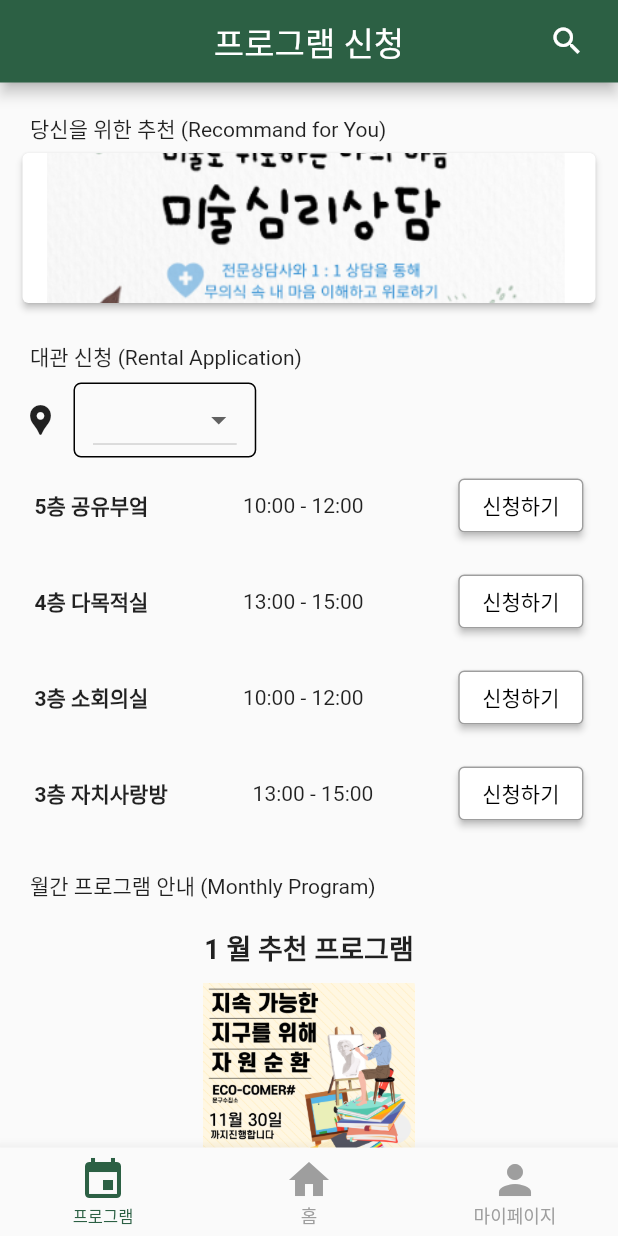
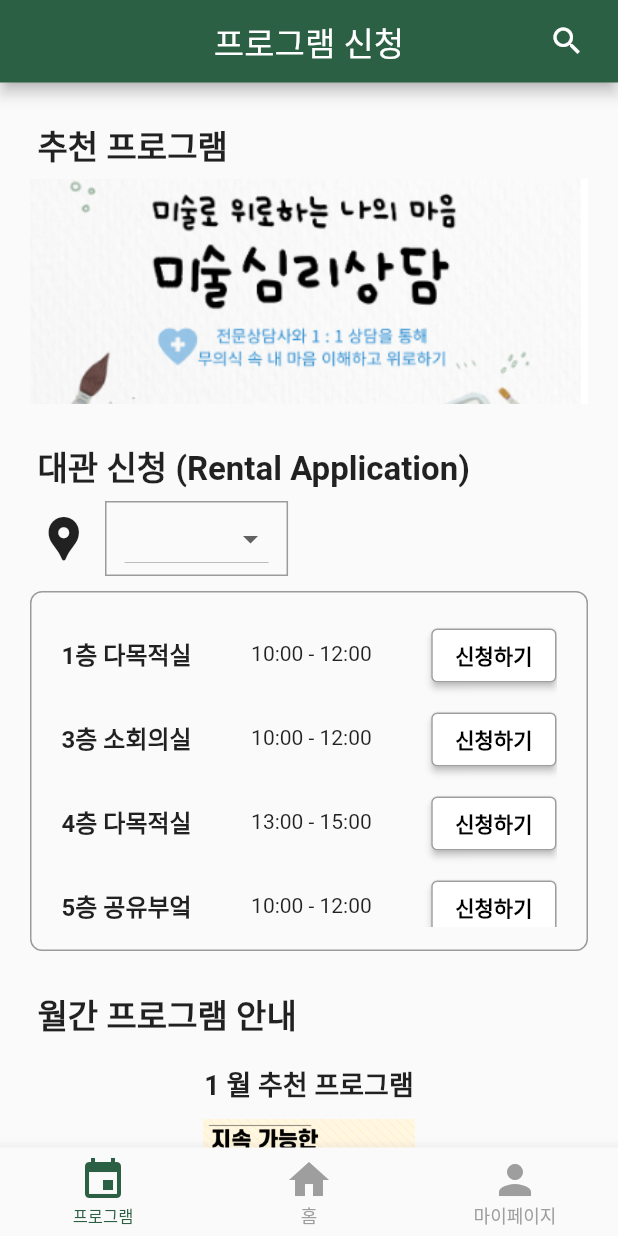
Before and after one commit to hyundo0328/DongguBat, a Flutter app: the rentPage screen opened directly, after a tap on "대관 신청하기", on a phone screen of 412 x 824 dp. Run offline on Flutter 3.47's test engine with Material 2 defaults, Android fonts, the light colour scheme and no system bars; drawn by our look-alikes of carousel_slider; our stand-ins replace geolocator.

Commit message:
프로그램 신청 페이지 디자인 수정

```diff
--- a/lib/screens/program_rent.dart
+++ b/lib/screens/program_rent.dart
@@ -73,20 +73,19 @@ class _ProgramApplyState extends State<ProgramApply> {
       'location': '추천.png',
       'url': 'https://sd1in.net/product/personal-consultation',
       'text':
-          '내담자는 미술치료에서의 공감으로 자기대상과의 관계에서 형성된 다양한 사고와 감정, 욕구를 자유롭게 표현할 수 있으며, 자기대상이 자신의 인생에 미친 영향을 탐색할 수 있게 됩니다. 치료자와 미술이라는 환경 속에서 내담자는 창조적이면서 공감적인 삶을 경험하게 되고, 자기의 발달과 회복이 촉진되는 것입니다.'
+          "내담자는 미술치료에서의 공감으로 자기대상과의 관계에서 형성된 다양한 사고와 감정, 욕구를 자유롭게 표현할 수 있으며, 자기대상이 자신의 인생에 미친 영향을 탐색할 수 있게 됩니다."
+          "\n 치료자와 미술이라는 환경 속에서 내담자는 창조적이면서 공감적인 삶을 경험하게 되고, 자기의 발달과 회복이 촉진되는 것입니다."
     }
   ];
 
   List<Map<String, String>> rent = [
+    {'name': '1층 다목적실', 'time': '10:00 - 12:00', 'location': '성동구 동1'},
+    {'name': '3층 소회의실', 'time': '10:00 - 12:00', 'location': '성동구 동1'},
+    {'name': '4층 다목적실', 'time': '13:00 - 15:00', 'location': '성동구 동1'},
     {'name': '5층 공유부엌', 'time': '10:00 - 12:00', 'location': '성동구 동1'},
-    {'name': '4층 다목적실', 'time': '13:00 - 15:00', 'location': '성동구 동1'},
-    {'name': '3층 소회의실', 'time': '10:00 - 12:00', 'location': '성동구 동1'},
+    {'name': '3층 작은도서관', 'time': '10:00 - 12:00', 'location': '성동구 동2'},
     {'name': '3층 자치사랑방', 'time': '13:00 - 15:00', 'location': '성동구 동2'},
     {'name': '5층 공유부엌', 'time': '10:00 - 12:00', 'location': '성동구 동2'},
-    {'name': '3층 작은도서관', 'time': '10:00 - 12:00', 'location': '성동구 동2'},
-    {'name': '1층 다목적실', 'time': '10:00 - 12:00', 'location': '성동구 동1'},
-    {'name': '5층 공유부엌', 'time': '10:00 - 12:00', 'location': '성동구 동1'},
-    {'name': '5층 공유부엌', 'time': '10:00 - 12:00', 'location': '성동구 동1'},
   ];
 
   List<String> locations = ['성동구 동1', '성동구 동2', '성동구 동3'];
@@ -104,7 +103,7 @@ class _ProgramApplyState extends State<ProgramApply> {
         ),
         body: SingleChildScrollView(
           child: Padding(
-            padding: EdgeInsetsDirectional.fromSTEB(15, 15, 15, 15),
+            padding: EdgeInsetsDirectional.all(20),
             child: Column(
               mainAxisSize: MainAxisSize.max,
               children: [
@@ -114,31 +113,40 @@ class _ProgramApplyState extends State<ProgramApply> {
                   child: Padding(
                     padding: EdgeInsetsDirectional.fromSTEB(5, 5, 0, 6),
                     child: Text(
-                      '당신을 위한 추천 (Recommand for You)',
+                      '추천 프로그램',
                       textAlign: TextAlign.start,
+                      style: TextStyle(
+                        fontSize: 22,
+                        fontWeight: FontWeight.bold,
                       ),
                     ),
                   ),
-                //추천 하려고 하는 프로그램 띄우기 위한 container
-                ElevatedButton(
-                  style: ElevatedButton.styleFrom(primary: Colors.white),
-                  onPressed: () {
+                ),
+                // 추천할 프로그램의 설명 팝업화면
+                InkWell(
+                  onTap: () {
                     showDialog(
                       context: context,
                       builder: (BuildContext context) {
                         return AlertDialog(
-                          title: Text("프로그램 신청"),
+                          title: Text(
+                            "프로그램 안내",
+                            style: TextStyle(
+                                fontSize: 22, fontWeight: FontWeight.bold),
+                          ),
                           content: Column(
                             mainAxisSize: MainAxisSize.min,
                             children: [
                               Image.asset(
                                 'assets/${recommended[0]['location']}',
                                 fit: BoxFit.contain,
-                                height: 200,
+                                height: 250,
                               ),
-                              SizedBox(height: 20),
-                              Text('${recommended[0]['text']}'),
-                              SizedBox(height: 20),
+                              Padding(
+                                padding:
+                                    const EdgeInsets.fromLTRB(15, 25, 15, 25),
+                                child: Text('${recommended[0]['text']}'),
+                              ),
                               ElevatedButton(
                                 onPressed: () async {
                                   String? url = recommended[0]['url'];
@@ -149,8 +157,14 @@ class _ProgramApplyState extends State<ProgramApply> {
                                 style: ElevatedButton.styleFrom(
                                   primary:
                                       const Color.fromARGB(255, 44, 96, 68),
+                                  fixedSize: Size(150, 40),
                                 ),
-                                child: Text("접수 바로가기"),
+                                child: Text(
+                                  "접수 바로가기",
+                                  style: TextStyle(
+                                      fontSize: 17,
+                                      fontWeight: FontWeight.bold),
+                                ),
                               ),
                             ],
                           ),
@@ -161,10 +175,12 @@ class _ProgramApplyState extends State<ProgramApply> {
                   child: Image.asset(
                     'assets/${recommended[0]['location']}',
                     fit: BoxFit.cover,
-                    width: 400,
-                    height: 100,
+                    width: MediaQuery.of(context).size.width,
+                    height: 150,
                   ),
                 ),
+
+                // 대관 신청
                 Align(
                   alignment: AlignmentDirectional(-1.00, 0.00),
                   child: Padding(
@@ -172,67 +188,60 @@ class _ProgramApplyState extends State<ProgramApply> {
                     child: Text(
                       '대관 신청 (Rental Application)',
                       textAlign: TextAlign.start,
+                      style: TextStyle(
+                        fontSize: 22,
+                        fontWeight: FontWeight.bold,
                       ),
                     ),
                   ),
-                Row(
+                ),
+                Padding(
+                  padding: const EdgeInsets.fromLTRB(5, 0, 5, 10),
+                  child: Row(
                     children: [
-                    Icon(Icons.location_pin),
+                      Icon(
+                        Icons.location_pin,
+                        size: 35,
+                      ),
                       SizedBox(width: 10),
+                      // Container(padding: EdgeInsets.all(10), child: Text('위치')),
                       Container(
                         padding: EdgeInsets.symmetric(horizontal: 12),
                         decoration: BoxDecoration(
-                        border: Border.all(),
-                        borderRadius: BorderRadius.circular(5),
+                          border: Border.all(color: Colors.black38, width: 1.0),
+                          //borderRadius: BorderRadius.circular(8),
                         ),
                         child: DropdownButton<String>(
                           value: dropdownValue,
                           onChanged: (String? newValue) {
                             setState(() {
-                            dropdownValue = newValue;
-                            selectedLocation =
-                                newValue ?? ''; // null 체크 및 대체값 설정
+                              dropdownValue = newValue!;
+                              selectedLocation = newValue ?? '';
                             });
                           },
                           items: locations
                               .map<DropdownMenuItem<String>>((String value) {
                             return DropdownMenuItem<String>(
                               value: value,
-                            child: Text(value), // 위치 이름
+                              child: Text(
+                                value,
+                                style: TextStyle(fontWeight: FontWeight.bold),
+                              ),
                             );
                           }).toList(),
                         ),
                       ),
-                    //   Spacer(),
-                    //   Icon(Icons.house_outlined),
-                    //   SizedBox(width: 10),
-                    //   Container(
-                    //     padding: EdgeInsets.symmetric(horizontal: 12),
-                    //     decoration: BoxDecoration(
-                    //       border: Border.all(),
-                    //       borderRadius: BorderRadius.circular(5),
-                    //     ),
-                    //     child: DropdownButton<String>(
-                    //       value: dropdownValue,
-                    //       onChanged: (String? newValue) {
-                    //         setState(() {
-                    //           dropdownValue = newValue;
-                    //           selectedname = newValue ?? ''; // null 체크 및 대체값 설정
-                    //         });
-                    //       },
-                    //       items:
-                    //           name.map<DropdownMenuItem<String>>((String value) {
-                    //         return DropdownMenuItem<String>(
-                    //           value: value,
-                    //           child: Text(value), // 위치 이름
-                    //         );
-                    //       }).toList(),
-                    //     ),
-                    //   ),
                     ],
                   ),
+                ),
                 Container(
-                  height: 250,
+                  height: 240,
+                  decoration: BoxDecoration(
+                    border: Border.all(color: Colors.black38, width: 1.0),
+                    borderRadius: BorderRadius.circular(8),
+                  ),
+                  child: Padding(
+                    padding: const EdgeInsets.fromLTRB(20, 15, 20, 15),
                     child: ListView.builder(
                       scrollDirection: Axis.vertical,
                       itemCount: rent.length,
@@ -240,28 +249,40 @@ class _ProgramApplyState extends State<ProgramApply> {
                         if (selectedLocation.isEmpty ||
                             rent[index]['location'] == selectedLocation) {
                           return Padding(
-                          padding: const EdgeInsets.all(8.0),
+                            padding: const EdgeInsets.fromLTRB(0, 0, 0, 5),
                             child: Row(
                               children: [
                                 Expanded(
                                   child: Row(
                                     children: [
+                                      // 대관 장소
                                       Text(
                                         rent[index]['name'] ?? '대관 위치 이름 없음',
                                         style: TextStyle(
+                                          fontSize: 16,
                                           fontWeight: FontWeight.bold,
                                         ),
                                       ),
+                                      Divider(
+                                        thickness: 1,
+                                        color: Colors.black38,
+                                      ),
+                                      Spacer(), // 간격을 일정하게 설정하기 위해 Spacer 사용
 
-                                    Spacer(), // 간격을 일정하게 설정하기 위해 Spacer 사용
+                                      // 대관 시간
                                       Text(
-                                      '${rent[index]['time']}', // 대관 시간
+                                        '${rent[index]['time']}',
+                                        style: TextStyle(fontSize: 14),
                                       ),
                                       Spacer(), // 간격을 일정하게 설정하기 위해 Spacer 사용
                                     ],
                                   ),
                                 ),
-                              ElevatedButton(
+
+                                // 신청하기 버튼
+                                Padding(
+                                  padding: const EdgeInsets.only(top: 3),
+                                  child: ElevatedButton(
                                     onPressed: () {
                                       Navigator.push(
                                         context,
@@ -276,54 +297,21 @@ class _ProgramApplyState extends State<ProgramApply> {
                                       onPrimary: Colors.black,
                                       side: BorderSide(color: Colors.grey),
                                     ),
-                                child: Text('신청하기'),
+                                    child: Text(
+                                      '신청하기',
+                                      style: TextStyle(
+                                          fontWeight: FontWeight.bold),
+                                    ),
+                                  ),
                                 ),
                               ],
                             ),
                           );
-                        // } else if (selectedname.isEmpty ||
-                        //     rent[index]['name']!.contains(selectedname)) {
-                        //   return Padding(
-                        //     padding: const EdgeInsets.all(8.0),
-                        //     child: Row(
-                        //       children: [
-                        //         Expanded(
-                        //           child: Row(
-                        //             children: [
-                        //               Text(
-                        //                 rent[index]['name'] ?? '대관 위치 이름 없음',
-                        //                 style: TextStyle(
-                        //                   fontWeight: FontWeight.bold,
-                        //                 ),
-                        //               ),
-
-                        //               Spacer(), // 간격을 일정하게 설정하기 위해 Spacer 사용
-                        //               Text(
-                        //                 '${rent[index]['time']}', // 대관 시간
-                        //               ),
-                        //               Spacer(), // 간격을 일정하게 설정하기 위해 Spacer 사용
-                        //             ],
-                        //           ),
-                        //         ),
-                        //         ElevatedButton(
-                        //           onPressed: () {
-                        //             launch(
-                        //                 'https://sd1in.net/program/application-for-rental');
-                        //           },
-                        //           style: ElevatedButton.styleFrom(
-                        //             primary: Colors.white,
-                        //             onPrimary: Colors.black,
-                        //             side: BorderSide(color: Colors.grey),
-                        //           ),
-                        //           child: Text('신청하기'),
-                        //         ),
-                        //       ],
-                        //     ),
-                        //   );
                         } else {
                           return SizedBox.shrink();
                         }
                       },
+                    ),
                   ),
                 ),
 
@@ -332,8 +320,10 @@ class _ProgramApplyState extends State<ProgramApply> {
                   child: Padding(
                     padding: EdgeInsetsDirectional.fromSTEB(5, 25, 0, 7),
                     child: Text(
-                      '월간 프로그램 안내 (Monthly Program)',
+                      '월간 프로그램 안내',
                       textAlign: TextAlign.start,
+                      style:
+                          TextStyle(fontSize: 22, fontWeight: FontWeight.bold),
                     ),
                   ),
                 ),
```
Lines whose indentation alone changed are shown as unchanged.
